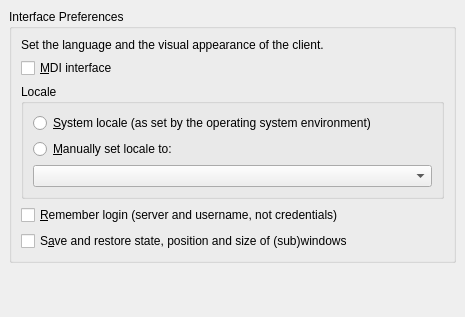
First picture: the form in qt/PreferencesDialogInterface.ui, repository Wolframe/qtClient, before the edit.
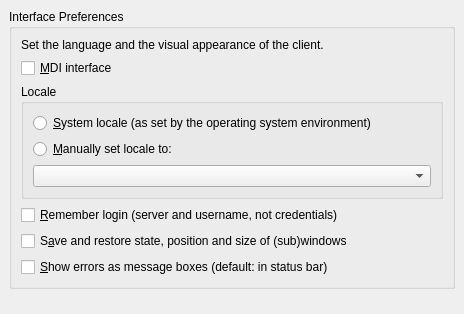
Second picture: the form after the edit.

Commit message: qtclient: better error handling, forgot to fetch new commands from queue after "ERR" in protocol. The protocol newer broke actually.. also added an interface setting to switch between dialog error boxes and status messages in case of errors

What changed in the file:
```diff
--- a/qt/PreferencesDialogInterface.ui
+++ b/qt/PreferencesDialogInterface.ui
@@ -6,8 +6,8 @@
    <rect>
     <x>0</x>
     <y>0</y>
-    <width>465</width>
-    <height>317</height>
+    <width>464</width>
+    <height>314</height>
    </rect>
   </property>
   <layout class="QGridLayout">
@@ -96,6 +96,13 @@
         </property>
        </widget>
       </item>
+      <item row="6" column="0">
+       <widget class="QCheckBox" name="errorsMessageBoxes">
+        <property name="text">
+         <string>&amp;Show errors as message boxes (default: in status bar)</string>
+        </property>
+       </widget>
+      </item>
      </layout>
     </widget>
    </item>
```
The commit also changes 6 other files.
